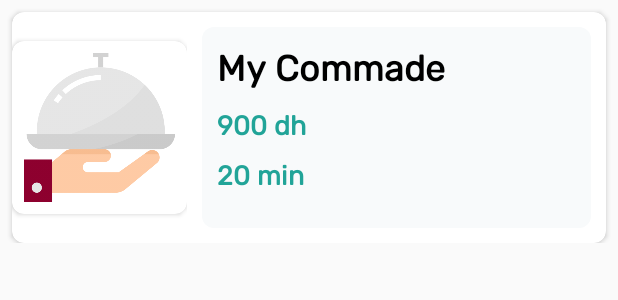
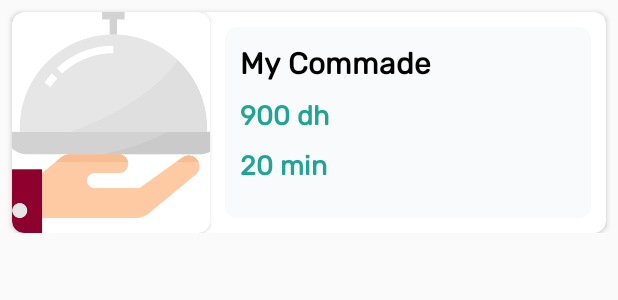
Before and after one commit to selibrah/Mysokhra, an Android app: the layout mycmd_view.xml on its own in the app's theme, with its tools: preview values and no code run, on a phone screen of 412 x 824 dp. Shown: the top 300 px of the screen. Run offline under Robolectric (Android 15) with nearby library versions, the phone set to English and light mode, and no system bars; Roboto replaces fonts that are not available here.

```diff
--- a/app/src/main/java/com/my_sokhra/selibrah/mysokhra/CommandesAdapter.java
+++ b/app/src/main/java/com/my_sokhra/selibrah/mysokhra/CommandesAdapter.java
@@ -27,7 +27,7 @@ public class CommandesAdapter extends RecyclerView.Adapter<CommandesAdapter.Comm
 
     @Override
     public CommandesAdapter.CommandesHolder onCreateViewHolder(@NonNull ViewGroup parent, int viewType) {
-        View row = LayoutInflater.from(parent.getContext()).inflate(R.layout.cmdlist,parent,false);
+        View row = LayoutInflater.from(parent.getContext()).inflate(R.layout.mycmd_view,parent,false);
         CommandesAdapter.CommandesHolder holder = new CommandesAdapter.CommandesHolder(row);
         return holder;
     }
@@ -59,7 +59,7 @@ public class CommandesAdapter extends RecyclerView.Adapter<CommandesAdapter.Comm
             commandesImg = (ImageView) itemView.findViewById(R.id.commandesimg);
             commandesname = (TextView) itemView.findViewById(R.id.commandesname);
             commandestotal = (TextView) itemView.findViewById(R.id.commandestotal);
-            commandestotal = (TextView) itemView.findViewById(R.id.commandestime);
+            commandestime = (TextView) itemView.findViewById(R.id.commandestime);
 
         }
     }
--- a/app/src/main/res/layout/mycmd_view.xml
+++ b/app/src/main/res/layout/mycmd_view.xml
@@ -20,38 +20,29 @@
             android:layout_height="wrap_content"
             android:orientation="horizontal">
 
-            <LinearLayout
+            <androidx.cardview.widget.CardView
                 android:layout_width="match_parent"
                 android:layout_height="match_parent"
-                android:layout_weight="1.2"
-                android:gravity="center"
-                android:orientation="horizontal">
-
-                <androidx.cardview.widget.CardView
-                    android:layout_width="match_parent"
-                    android:layout_height="115dp"
+                android:layout_weight="1"
                 app:cardCornerRadius="8dp">
 
                 <ImageView
                     android:id="@+id/commandesimg"
                     android:layout_width="match_parent"
                     android:layout_height="match_parent"
-                        android:layout_margin="8dp"
                     android:scaleType="centerCrop"
                     tools:srcCompat="@drawable/foo5" />
             </androidx.cardview.widget.CardView>
 
-            </LinearLayout>
-
             <LinearLayout
                 android:layout_width="match_parent"
-                android:layout_height="match_parent"
+                android:layout_height="wrap_content"
                 android:layout_weight="0.5"
                 android:orientation="horizontal">
 
                 <androidx.cardview.widget.CardView
                     android:layout_width="match_parent"
-                    android:layout_height="match_parent"
+                    android:layout_height="wrap_content"
                     android:layout_margin="10dp"
                     android:layout_weight="0.5"
                     android:background="#7A000000"
@@ -60,7 +51,7 @@
 
                     <LinearLayout
                         android:layout_width="match_parent"
-                        android:layout_height="match_parent"
+                        android:layout_height="wrap_content"
                         android:layout_weight="0.55"
                         android:background="#F8FAFB"
                         android:orientation="vertical"
@@ -73,7 +64,7 @@
                             android:fontFamily="@font/rubik"
                             android:text="My Commade"
                             android:textColor="#000000"
-                            android:textSize="24sp"
+                            android:textSize="20sp"
                             android:textStyle="bold" />
 
                         <TextView
```
Also changed, not shown: app/src/main/java/com/my_sokhra/selibrah/mysokhra/AllCommands.java (+60 -0 lines), app/src/main/java/com/my_sokhra/selibrah/mysokhra/CartList.java (+17 -10 lines), app/src/main/res/layout/activity_all_commands.xml (+9 -0 lines). Lines whose indentation alone changed are shown as unchanged.
